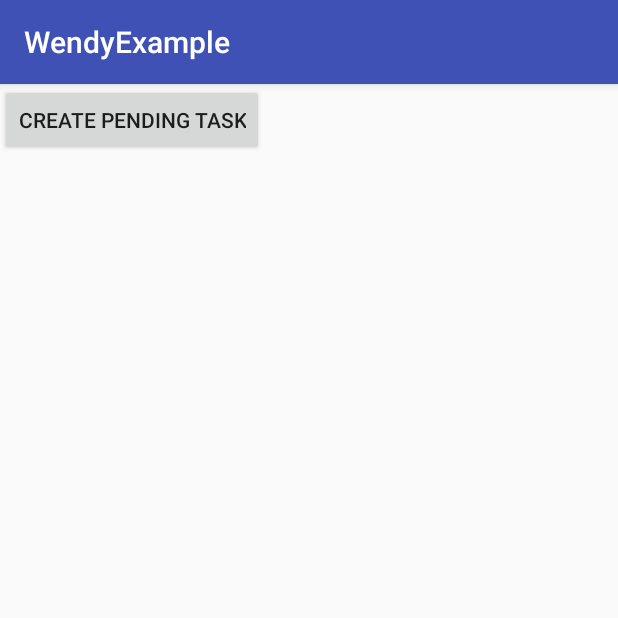
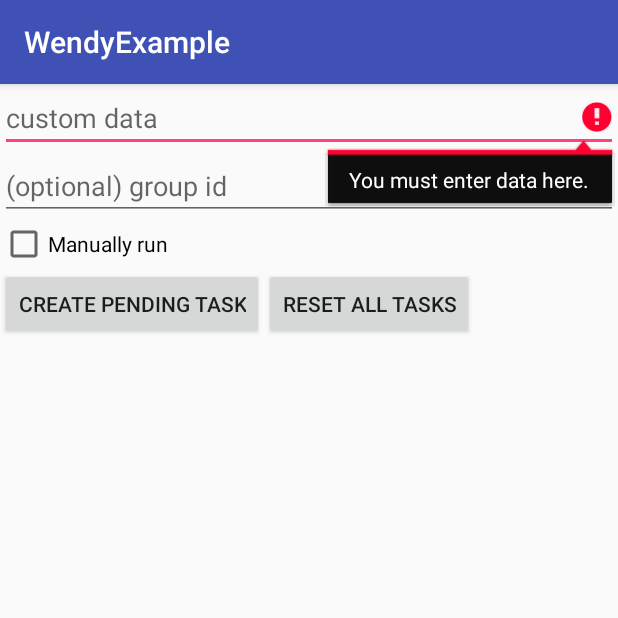
Before and after one commit to levibostian/Wendy-Android, an Android app: the screen it shows after launch (MainActivity), after a tap on "CREATE PENDING TASK", on a phone screen of 412 x 824 dp, the top half of it. Run offline under Robolectric (Android 15) with nearby library versions, the phone set to English and light mode, and no system bars; libraries missing offline, so code that uses them is left out: com.evernote.android, org.jetbrains.anko; 3 statements that could not run were skipped.

Commit message:
Example app and library working where it can create tasks and run them.

```diff
--- a/app/build.gradle
+++ b/app/build.gradle
@@ -1,5 +1,6 @@
 apply plugin: 'com.android.application'
 apply plugin: 'kotlin-android'
+apply plugin: 'kotlin-android-extensions'
 
 android {
     compileSdkVersion 27
--- a/app/src/main/java/com/levibostian/wendyexample/MainActivity.java
+++ /dev/null
@@ -1,24 +0,0 @@
-package com.levibostian.wendyexample;
-
-import android.support.v7.app.AppCompatActivity;
-import android.os.Bundle;
-import android.view.View;
-
-import com.curiosityio.wendyexample.R;
-import com.levibostian.wendy.service.PendingTasks;
-
-public class MainActivity extends AppCompatActivity {
-
-    @Override
-    protected void onCreate(Bundle savedInstanceState) {
-        super.onCreate(savedInstanceState);
-        setContentView(R.layout.activity_main);
-
-        findViewById(R.id.activity_main_create_pending_task_button).setOnClickListener(new View.OnClickListener() {
-            @Override public void onClick(View v) {
-                PendingTasks.sharedInstance().addTask(new FooPendingTask());
-            }
-        });
-    }
-
-}
--- /dev/null
+++ b/app/src/main/java/com/levibostian/wendyexample/MainActivity.kt
@@ -0,0 +1,36 @@
+package com.levibostian.wendyexample
+
+import android.support.v7.app.AppCompatActivity
+import android.os.Bundle
+import android.view.View
+
+import com.curiosityio.wendyexample.R
+import com.levibostian.wendy.service.PendingTask
+import com.levibostian.wendy.service.PendingTasks
+import kotlinx.android.synthetic.main.activity_main.*
+
+class MainActivity : AppCompatActivity() {
+
+    override fun onCreate(savedInstanceState: Bundle?) {
+        super.onCreate(savedInstanceState)
+        setContentView(R.layout.activity_main)
+
+        activity_main_create_pending_task_button.setOnClickListener {
+            if (activity_main_custom_data_edittext.text.isBlank()) {
+                activity_main_custom_data_edittext.error = "You must enter data here."
+            } else {
+                val pendingTask = FooPendingTask(
+                        activity_main_manually_run_checkbox.isChecked,
+                        if (activity_main_group_id_edittext.text.isNullOrBlank()) null else activity_main_group_id_edittext.text.toString(),
+                        activity_main_custom_data_edittext.text.toString()
+                )
+                PendingTasks.sharedInstance().addTask(pendingTask)
+            }
+        }
+
+        activity_main_reset_tasks_button.setOnClickListener {
+            PendingTasks.sharedInstance().resetTasks()
+        }
+    }
+
+}
--- a/app/src/main/java/com/levibostian/wendyexample/MainApplication.kt
+++ b/app/src/main/java/com/levibostian/wendyexample/MainApplication.kt
@@ -1,6 +1,7 @@
 package com.levibostian.wendyexample
 
 import android.app.Application
+import com.curiosityio.wendyexample.BuildConfig
 import com.levibostian.wendy.service.PendingTasks
 
 class MainApplication : Application() {
@@ -9,6 +10,7 @@ class MainApplication : Application() {
         super.onCreate()
 
         PendingTasks.init(this, WendyExamplePendingTasksFactory())
+                .debug(BuildConfig.DEBUG)
     }
 
 }
--- a/app/src/main/res/layout/activity_main.xml
+++ b/app/src/main/res/layout/activity_main.xml
@@ -5,12 +5,43 @@
     xmlns:tools="http://schemas.android.com/tools"
     android:layout_width="match_parent"
     android:layout_height="match_parent"
+    android:orientation="vertical"
     tools:context="com.levibostian.wendyexample.MainActivity">
 
-    <Button
-        android:id="@+id/activity_main_create_pending_task_button"
+    <EditText
+        android:id="@+id/activity_main_custom_data_edittext"
+        android:layout_width="match_parent"
+        android:layout_height="wrap_content"
+        android:hint="custom data"/>
+
+    <EditText
+        android:id="@+id/activity_main_group_id_edittext"
+        android:layout_width="match_parent"
+        android:layout_height="wrap_content"
+        android:hint="(optional) group id"/>
+
+    <CheckBox
+        android:id="@+id/activity_main_manually_run_checkbox"
         android:layout_width="wrap_content"
         android:layout_height="wrap_content"
-        android:text="Create pending task"/>
+        android:text="Manually run"/>
+
+    <LinearLayout
+        android:layout_width="match_parent"
+        android:layout_height="wrap_content"
+        android:orientation="horizontal">
+
+        <Button
+            android:id="@+id/activity_main_create_pending_task_button"
+            android:layout_width="wrap_content"
+            android:layout_height="wrap_content"
+            android:text="Create pending task"/>
+
+        <Button
+            android:id="@+id/activity_main_reset_tasks_button"
+            android:layout_width="wrap_content"
+            android:layout_height="wrap_content"
+            android:text="Reset all tasks"/>
+    </LinearLayout>
 
 </LinearLayout>
--- /dev/null
+++ b/wendy/src/main/java/com/levibostian/wendy/WendyConfig.kt
@@ -0,0 +1,10 @@
+package com.levibostian.wendy
+
+internal class WendyConfig {
+
+    companion object {
+        internal var debug: Boolean = false
+        internal val logTag: String = "WENDY"
+    }
+
+}
--- a/wendy/src/main/java/com/levibostian/wendy/service/PendingTask.kt
+++ b/wendy/src/main/java/com/levibostian/wendy/service/PendingTask.kt
@@ -10,7 +10,7 @@ open class PendingTask(internal var id: Long = 0,  // auto increments
                        open var data_id: String? = null,
                        internal var tag: String = "") {
 
-    internal fun getManuallyRun(): Long {
+    internal fun getManuallyRun(): Int {
         return if (manually_run) MANUALLY_RUN else NOT_MANUALLY_RUN
     }
 
@@ -23,12 +23,14 @@ open class PendingTask(internal var id: Long = 0,  // auto increments
         internal const val COLUMN_DATA_ID = "data_id"
         internal const val COLUMN_TAG = "tag"
 
-        internal const val MANUALLY_RUN: Long = 1
-        internal const val NOT_MANUALLY_RUN: Long = 0
+        internal const val MANUALLY_RUN: Int = 1
+        internal const val NOT_MANUALLY_RUN: Int = 0
     }
 
     /**
      * Must override this to run the actual task.
+     *
+     * Note: This method is run on a background thread for you already.
      */
     open fun runTask(complete: (successful: Boolean) -> Unit) {
         throw RuntimeException("Override me.")
@@ -53,4 +55,8 @@ open class PendingTask(internal var id: Long = 0,  // auto increments
         return this
     }
 
+    override fun toString(): String {
+        return "id: $id, created at: $created_at, manually run: $manually_run, group id: ${group_id ?: "none"}, data id: ${data_id ?: "none"}, tag: $tag"
+    }
+
 }
```
Also changed, not shown: app/src/main/java/com/levibostian/wendyexample/FooPendingTask.kt (+16 -3 lines), wendy/src/main/java/com/levibostian/wendy/service/PendingTasks.kt (+21 -6 lines), wendy/src/main/java/com/levibostian/wendy/service/PendingTasksManager.kt (+29 -6 lines), wendy/src/main/java/com/levibostian/wendy/service/PendingTasksRunner.kt (+20 -0 lines), wendy/src/main/java/com/levibostian/wendy/util/LogUtil.kt (added, +14 -0 lines).
